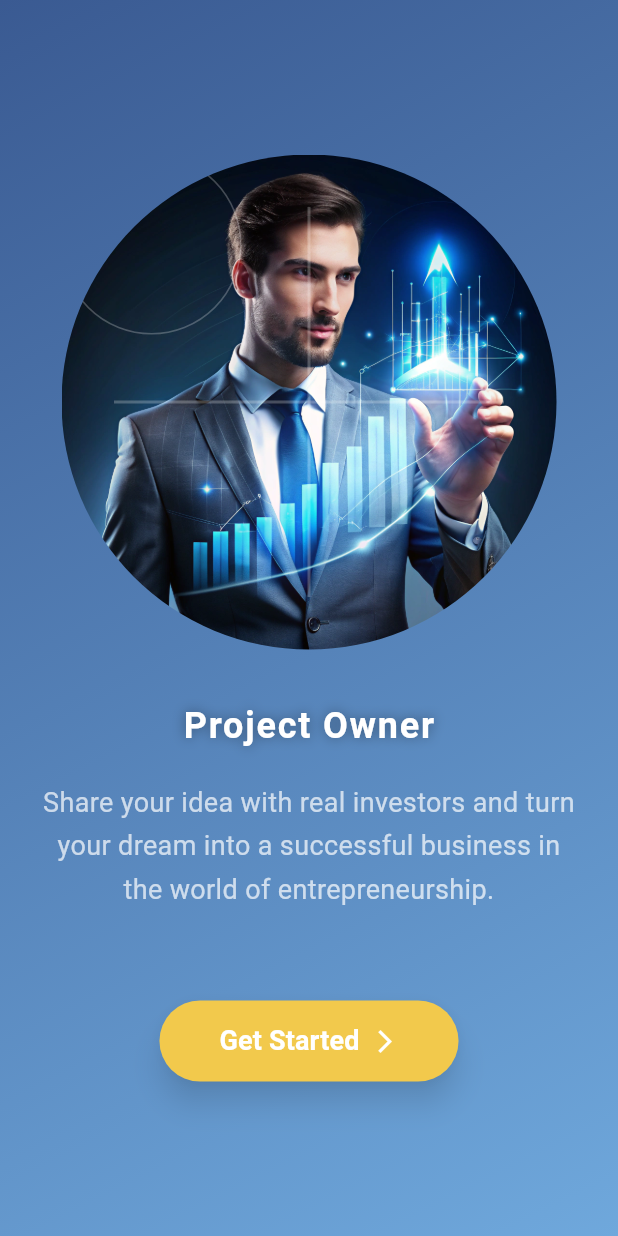
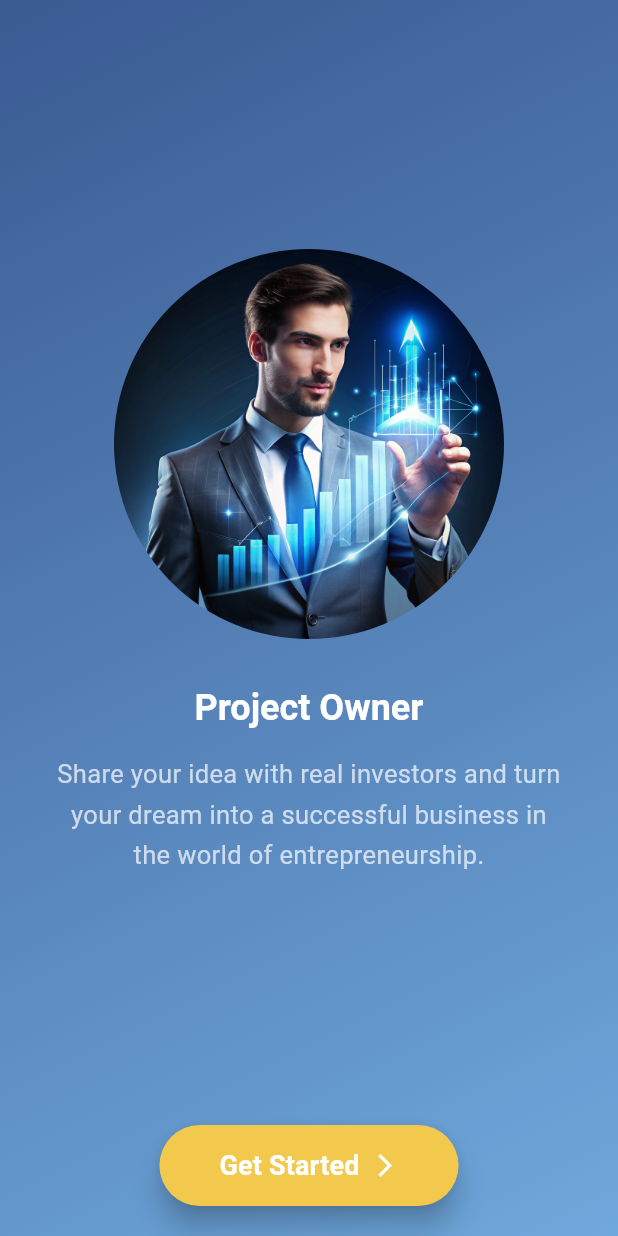
Before and after one commit to Mahmoud123Rashad/Shark-Stage, a Flutter app: the screen it shows after launch, after a tap on "Next", on a phone screen of 412 x 824 dp. Run offline on Flutter 3.47's test engine with Material 3 defaults, Android fonts, the phone set to English and light mode, and no system bars; our stand-ins replace firebase_core, fl_chart, google_sign_in, image_picker, shared_preferences; accounts and stored records are empty; network calls fail; Roboto replaces fonts that are missing (Poppins).

```diff
--- a/lib/screens/add-project.dart
+++ b/lib/screens/add-project.dart
@@ -20,9 +20,11 @@ class AddProjectScreen extends StatelessWidget {
         decoration: BoxDecoration(
           gradient: isDark
               ? const LinearGradient(
-                  colors: [Color(0xFF121212), Color(0xFF1E1E1E)])
+                  colors: [Color(0xFF121212), Color(0xFF1E1E1E)],
+                )
               : const LinearGradient(
-                  colors: [Color(0xFFE3F2FD), Color(0xFFFFFFFF)]),
+                  colors: [Color(0xFFE3F2FD), Color(0xFFFFFFFF)],
+                ),
         ),
         child: SingleChildScrollView(
           padding: const EdgeInsets.all(16),
--- a/lib/screens/intro_entrepreneur.dart
+++ b/lib/screens/intro_entrepreneur.dart
@@ -25,7 +25,7 @@ class _IntroEntrepreneurScreenState extends State<IntroEntrepreneurScreen> {
   @override
   void initState() {
     super.initState();
-    _timer = Timer.periodic(const Duration(seconds: 3), (timer) {
+    _timer = Timer.periodic(const Duration(seconds: 3), (_) {
       setState(() {
         _currentIndex = (_currentIndex + 1) % _images.length;
       });
@@ -58,111 +58,72 @@ class _IntroEntrepreneurScreenState extends State<IntroEntrepreneurScreen> {
           child: Padding(
             padding: const EdgeInsets.symmetric(horizontal: 24),
             child: Column(
+              children: [
+                Expanded(
+                  // <<<<< FIX: prevents overflow
+                  child: Column(
                     mainAxisAlignment: MainAxisAlignment.center,
                     children: [
+                      // ANIMATION FIXED
                       AnimatedSwitcher(
                         duration: const Duration(seconds: 1),
-                  transitionBuilder: (child, animation) => FadeTransition(
-                    opacity: animation,
-                    child: child,
-                  ),
-                  child: Container(
+                        transitionBuilder: (child, animation) =>
+                            FadeTransition(opacity: animation, child: child),
+                        child: SizedBox(
                           key: ValueKey(_images[_currentIndex]),
-                    width: 330,
-                    height: 330,
-                    decoration: const BoxDecoration(shape: BoxShape.circle),
+                          width: 260,
+                          height: 260,
                           child: ClipOval(
-                      child: Stack(
-                        fit: StackFit.expand,
-                        children: [
-                          Image.asset(
+                            child: Image.asset(
                               _images[_currentIndex],
                               fit: BoxFit.cover,
                               color: isDark
                                   ? Colors.black.withOpacity(0.3)
                                   : null,
-                            colorBlendMode:
-                                isDark ? BlendMode.darken : BlendMode.srcOver,
-                          ),
-
-                          Center(
-                            child: Stack(
-                              children: [
-                                Container(
-                                  width: 120,
-                                  height: 120,
-                                  decoration: BoxDecoration(
-                                    shape: BoxShape.circle,
-                                    border: Border.all(
-                                      color: isDark
-                                          ? Colors.white10
-                                          : Colors.white24,
-                                      width: 1,
+                              colorBlendMode: isDark
+                                  ? BlendMode.darken
+                                  : BlendMode.srcOver,
                             ),
                           ),
                         ),
-                                Center(
-                                  child: Container(
-                                    width: 2,
-                                    height: 260,
-                                    color: isDark
-                                        ? Colors.white12
-                                        : Colors.white24,
+                      ),
+
+                      const SizedBox(height: 30),
+
+                      Text(
+                        "Project Owner",
+                        style: theme.textTheme.headlineSmall?.copyWith(
+                          color: Colors.white,
+                          fontWeight: FontWeight.bold,
                         ),
                       ),
-                                Center(
-                                  child: Container(
-                                    width: 260,
-                                    height: 2,
-                                    color: isDark
-                                        ? Colors.white12
-                                        : Colors.white24,
+
+                      const SizedBox(height: 15),
+
+                      const Padding(
+                        padding: EdgeInsets.symmetric(horizontal: 12),
+                        child: Text(
+                          "Share your idea with real investors and turn your dream into a successful business in the world of entrepreneurship.",
+                          textAlign: TextAlign.center,
+                          style: TextStyle(
+                            fontSize: 17,
+                            color: Colors.white70,
+                            height: 1.6,
+                          ),
                         ),
                       ),
                     ],
                   ),
                 ),
-                        ],
-                      ),
-                    ),
-                  ),
-                ),
 
-                const SizedBox(height: 35),
-                Text(
-                  "Project Owner",
-                  style: theme.textTheme.headlineSmall?.copyWith(
-                    color: isDark ? Colors.white : Colors.white,
-                    fontWeight: FontWeight.bold,
-                    letterSpacing: 1.2,
-                    shadows: [
-                      Shadow(
-                        color: isDark
-                            ? Colors.blueAccent.withOpacity(0.4)
-                            : Colors.black38,
-                        blurRadius: 10,
-                      ),
-                    ],
-                  ),
-                ),
-
-                const SizedBox(height: 20),
-                Text(
-                  "Share your idea with real investors and turn your dream into a successful business in the world of entrepreneurship.",
-                  textAlign: TextAlign.center,
-                  style: TextStyle(
-                    fontSize: 18,
-                    color: isDark ? Colors.white70 : Colors.white70,
-                    height: 1.6,
-                  ),
-                ),
-
-                const SizedBox(height: 60),
-                Center(
+                // BUTTON AT BOTTOM
+                Padding(
+                  padding: const EdgeInsets.only(bottom: 20),
                   child: ElevatedButton(
                     style: ElevatedButton.styleFrom(
-                      backgroundColor:
-                          isDark ? Colors.blueAccent : AppColors.button,
+                      backgroundColor: isDark
+                          ? Colors.blueAccent
+                          : AppColors.button,
                       foregroundColor: Colors.white,
                       shape: const StadiumBorder(),
                       padding: const EdgeInsets.symmetric(
@@ -170,15 +131,11 @@ class _IntroEntrepreneurScreenState extends State<IntroEntrepreneurScreen> {
                         vertical: 14,
                       ),
                       elevation: 8,
-                      shadowColor:
-                          isDark ? Colors.blueAccent.withOpacity(0.4) : Colors.black54,
                     ),
                     onPressed: () {
                       Navigator.push(
                         context,
-                        MaterialPageRoute(
-                          builder: (context) => const LoginScreen(),
-                        ),
+                        MaterialPageRoute(builder: (_) => const LoginScreen()),
                       );
                     },
                     child: const Row(
--- a/lib/screens/intro_investor.dart
+++ b/lib/screens/intro_investor.dart
@@ -56,16 +56,18 @@ class _IntroInvestorScreenState extends State<IntroInvestorScreen> {
         child: SafeArea(
           child: Padding(
             padding: const EdgeInsets.symmetric(horizontal: 24),
+            child: Center(
+              // keeps layout centered even when scrollable
+              child: SingleChildScrollView(
+                physics: const BouncingScrollPhysics(),
                 child: Column(
                   mainAxisAlignment: MainAxisAlignment.center,
                   children: [
                     AnimatedSwitcher(
                       duration: const Duration(seconds: 1),
-                  transitionBuilder: (child, animation) => FadeTransition(
-                    opacity: animation,
-                    child: child,
-                  ),
-                  child: Container(
+                      transitionBuilder: (child, animation) =>
+                          FadeTransition(opacity: animation, child: child),
+                      child: SizedBox(
                         key: ValueKey(_images[_currentIndex]),
                         width: 330,
                         height: 330,
@@ -79,8 +81,9 @@ class _IntroInvestorScreenState extends State<IntroInvestorScreen> {
                                 color: isDark
                                     ? Colors.black.withOpacity(0.3)
                                     : null,
-                            colorBlendMode:
-                                isDark ? BlendMode.darken : BlendMode.srcOver,
+                                colorBlendMode: isDark
+                                    ? BlendMode.darken
+                                    : BlendMode.srcOver,
                               ),
                               Center(
                                 child: Stack(
@@ -160,11 +163,12 @@ class _IntroInvestorScreenState extends State<IntroInvestorScreen> {
                     ),
 
                     const SizedBox(height: 60),
-                Center(
-                  child: ElevatedButton.icon(
+
+                    ElevatedButton.icon(
                       style: ElevatedButton.styleFrom(
-                      backgroundColor:
-                          isDark ? Colors.blueAccent : AppColors.button,
+                        backgroundColor: isDark
+                            ? Colors.blueAccent
+                            : AppColors.button,
                         foregroundColor: Colors.white,
                         shape: const StadiumBorder(),
                         padding: const EdgeInsets.symmetric(
@@ -172,8 +176,9 @@ class _IntroInvestorScreenState extends State<IntroInvestorScreen> {
                           vertical: 14,
                         ),
                         elevation: 8,
-                      shadowColor:
-                          isDark ? Colors.blueAccent.withOpacity(0.4) : Colors.black54,
+                        shadowColor: isDark
+                            ? Colors.blueAccent.withOpacity(0.4)
+                            : Colors.black54,
                       ),
                       onPressed: () {
                         Navigator.push(
@@ -193,8 +198,9 @@ class _IntroInvestorScreenState extends State<IntroInvestorScreen> {
                         ),
                       ),
                     ),
+                  ],
                 ),
-              ],
+              ),
             ),
           ),
         ),
```
Also changed, not shown: lib/screens/project_details/send_offer_screen.dart (added, +224 -0 lines), lib/widgets/project_details_body.dart (+82 -58 lines). Lines whose indentation alone changed are shown as unchanged.
